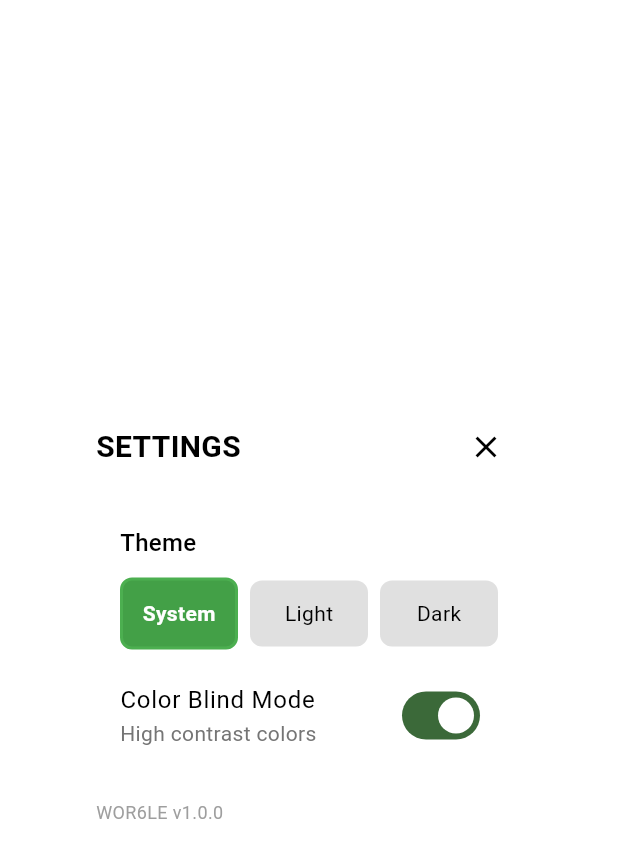
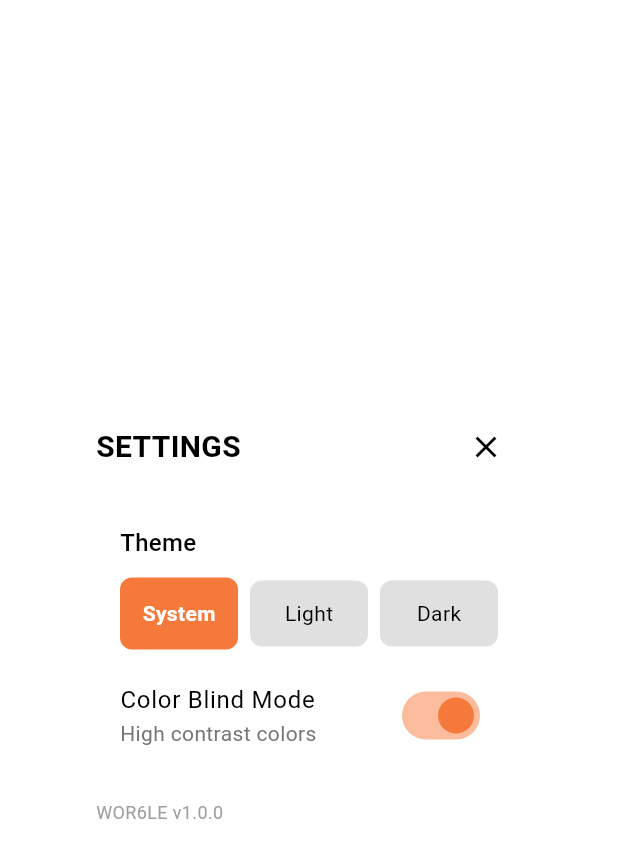
Before and after one commit to gridlocdev/wor6le, a Flutter app: the SettingsDialog widget shown alone on an empty page, opened directly with empty values, after a tap on "Color Blind Mode", on a phone screen of 412 x 824 dp. Shown: the top 858 px of the screen. Run offline on Flutter 3.47's test engine with Material 3 defaults, Android fonts, the phone set to English and light mode, and no system bars; our stand-ins replace shared_preferences; accounts and stored records are empty; project files that could hold a hidden picture were left out.

Commit message:
use colorblind colors for settings dialog

```diff
--- a/lib/dialogs/settings_dialog.dart
+++ b/lib/dialogs/settings_dialog.dart
@@ -95,6 +95,7 @@ class _SettingsDialogState extends State<SettingsDialog> {
                           label: 'System',
                           isSelected: _themeMode == AppThemeMode.system,
                           darkMode: _darkMode,
+                          colorBlindMode: _colorBlindMode,
                           onTap: () {
                             setState(() {
                               _themeMode = AppThemeMode.system;
@@ -109,6 +110,7 @@ class _SettingsDialogState extends State<SettingsDialog> {
                           label: 'Light',
                           isSelected: _themeMode == AppThemeMode.light,
                           darkMode: _darkMode,
+                          colorBlindMode: _colorBlindMode,
                           onTap: () {
                             setState(() {
                               _themeMode = AppThemeMode.light;
@@ -123,6 +125,7 @@ class _SettingsDialogState extends State<SettingsDialog> {
                           label: 'Dark',
                           isSelected: _themeMode == AppThemeMode.dark,
                           darkMode: _darkMode,
+                          colorBlindMode: _colorBlindMode,
                           onTap: () {
                             setState(() {
                               _themeMode = AppThemeMode.dark;
@@ -150,6 +153,14 @@ class _SettingsDialogState extends State<SettingsDialog> {
                 ),
               ),
               value: _colorBlindMode,
+              activeTrackColor: _colorBlindMode
+                  ? const Color(0xFFF5793A).withValues(
+                      alpha: 0.5,
+                    ) // Orange for colorblind mode
+                  : null, // Default green
+              activeThumbColor: _colorBlindMode
+                  ? const Color(0xFFF5793A) // Orange for colorblind mode
+                  : null, // Default green
               onChanged: (value) {
                 setState(() {
                   _colorBlindMode = value;
@@ -176,19 +187,32 @@ class _ThemeButton extends StatelessWidget {
   final String label;
   final bool isSelected;
   final bool darkMode;
+  final bool colorBlindMode;
   final VoidCallback onTap;
 
   const _ThemeButton({
     required this.label,
     required this.isSelected,
     required this.darkMode,
+    required this.colorBlindMode,
     required this.onTap,
   });
 
   @override
   Widget build(BuildContext context) {
+    // Use orange for colorblind mode, green otherwise
+    final activeColor = colorBlindMode
+        ? const Color(0xFFF5793A) // Orange
+        : Colors.green;
+
     final backgroundColor = isSelected
-        ? (darkMode ? Colors.green.shade700 : Colors.green.shade600)
+        ? (darkMode
+              ? (colorBlindMode
+                    ? const Color(0xFFD16530)
+                    : Colors.green.shade700)
+              : (colorBlindMode
+                    ? const Color(0xFFF5793A)
+                    : Colors.green.shade600))
         : (darkMode ? Colors.grey.shade800 : Colors.grey.shade300);
 
     final textColor = isSelected
@@ -203,7 +227,7 @@ class _ThemeButton extends StatelessWidget {
         decoration: BoxDecoration(
           color: backgroundColor,
           borderRadius: BorderRadius.circular(8),
-          border: isSelected ? Border.all(color: Colors.green, width: 2) : null,
+          border: isSelected ? Border.all(color: activeColor, width: 2) : null,
         ),
         child: Center(
           child: Text(
```
